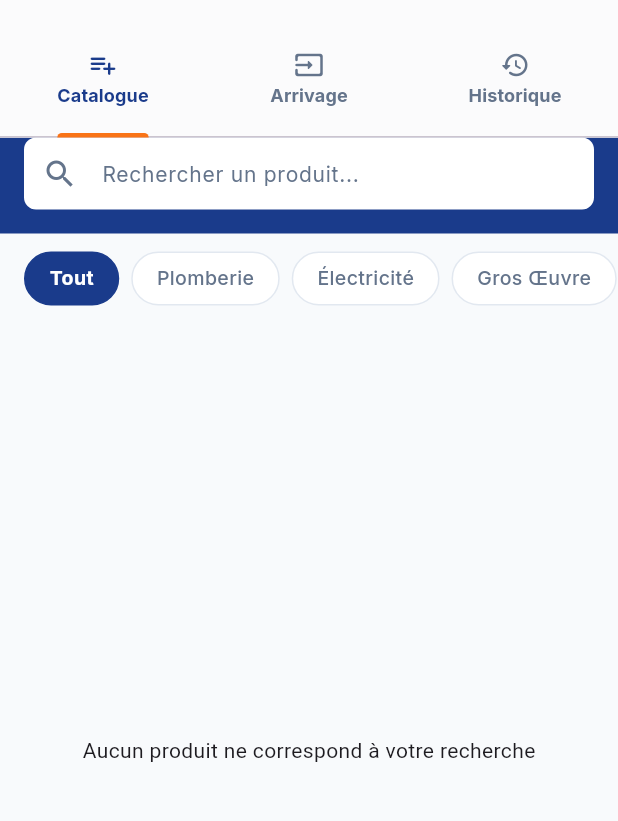
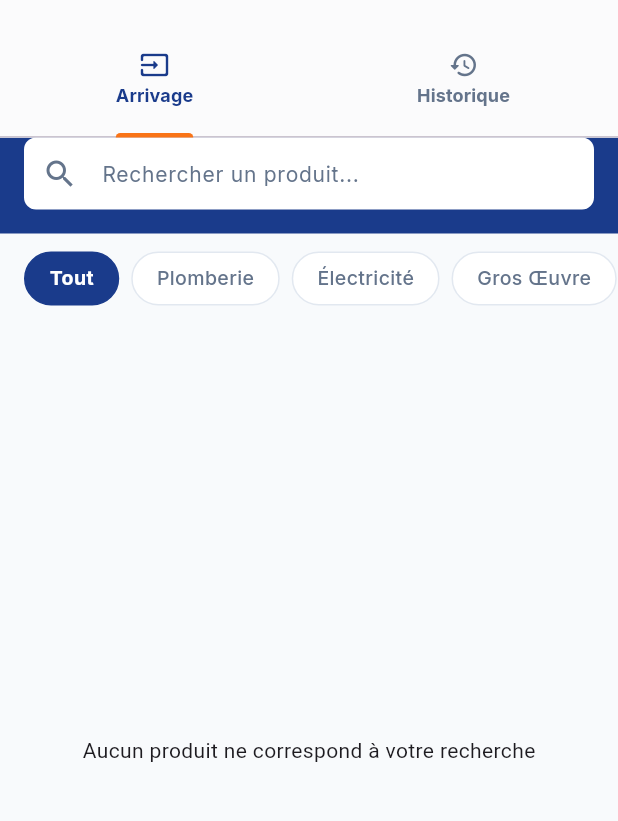
Before and after one commit to Wilfrid11/projetenm, a Flutter app: the ProduitPage screen opened directly with empty values, on a phone screen of 412 x 824 dp, the part 59-880 px from its top. Run offline on Flutter 3.47's test engine with Material 3 defaults, Android fonts, the light colour scheme and no system bars; our stand-ins replace google_fonts; accounts and stored records are empty.

Commit message:
mise à jour gerant

```diff
--- a/lib/modules/dashbord/presentation/gerant.dart
+++ b/lib/modules/dashbord/presentation/gerant.dart
@@ -56,7 +56,7 @@ class GerantPage extends StatelessWidget {
                 ),
                 const SizedBox(height: 12),
 
-                _actionFlashBtn(context, "Nouvelle vente (panier)", Icons.add_shopping_cart_rounded, ThemeQuinca.alerte, () {
+                _actionFlashBtn(context, "Effectuer une vente", Icons.add_shopping_cart_rounded, ThemeQuinca.bleuPrincipal, () {
                   if (onAllerAuxVentes != null) onAllerAuxVentes!();
                 }),
                 _actionFlashBtn(context, "Ajouter / Réceptionner produit", Icons.unarchive_rounded, ThemeQuinca.alerte, () {
@@ -70,7 +70,7 @@ class GerantPage extends StatelessWidget {
 
                 Text(
                   "Alertes critiques de stock",
-                  style: GoogleFonts.urbanist(fontSize: 18, fontWeight: FontWeight.bold, color: const Color(0xFF0F172A)),
+                  style: ThemeQuinca.titrePrincipal.copyWith(fontSize: 18),
                 ),
                 const SizedBox(height: 12),
 
--- a/lib/modules/produits/presentation/produit.dart
+++ b/lib/modules/produits/presentation/produit.dart
@@ -38,7 +38,8 @@ class _ProduitPageState extends State<ProduitPage> with SingleTickerProviderStat
   @override
   void initState() {
     super.initState();
-    _tabController = TabController(length: 3, vsync: this); // Assurez-vous que length correspond au nombre d'onglets
+    // Le gérant n'a pas accès à l'onglet "Catalogue" (création de fiches)
+    _tabController = TabController(length: widget.user.isAdmin ? 3 : 2, vsync: this);
     _tabController.addListener(() {
       if (_tabController.indexIsChanging) {
         setState(() => _isActionActive = true);
@@ -88,11 +89,16 @@ class _ProduitPageState extends State<ProduitPage> with SingleTickerProviderStat
               labelColor: ThemeQuinca.bleuPrincipal,
               unselectedLabelColor: ThemeQuinca.texteSecondaire,
               labelStyle: ThemeQuinca.corpsTexte.copyWith(fontWeight: FontWeight.bold, fontSize: 12),
-              tabs: const [
-                Tab(text: "Catalogue", icon: Icon(Icons.playlist_add_rounded, size: 20)),
-                Tab(text: "Arrivage", icon: Icon(Icons.input_rounded, size: 20)),
-                Tab(text: "Historique", icon: Icon(Icons.history_rounded, size: 20)),
-              ],
+              tabs: widget.user.isAdmin
+                ? const [
+                    Tab(text: "Catalogue", icon: Icon(Icons.playlist_add_rounded, size: 20)),
+                    Tab(text: "Arrivage", icon: Icon(Icons.input_rounded, size: 20)),
+                    Tab(text: "Historique", icon: Icon(Icons.history_rounded, size: 20)),
+                  ]
+                : const [
+                    Tab(text: "Arrivage", icon: Icon(Icons.input_rounded, size: 20)),
+                    Tab(text: "Historique", icon: Icon(Icons.history_rounded, size: 20)),
+                  ],
             ),
           ),
           // Drawer retiré comme demandé
@@ -100,7 +106,8 @@ class _ProduitPageState extends State<ProduitPage> with SingleTickerProviderStat
               ? TabBarView(
                   controller: _tabController,
                   children: [
-                    CataloguePage(controller: widget.stockController, user: widget.user),
+                    if (widget.user.isAdmin)
+                      CataloguePage(controller: widget.stockController, user: widget.user),
                     ArrivagePage(controller: widget.stockController, user: widget.user),
                     HistoriqueEntreesPage(controller: widget.stockController),
                   ],
```
